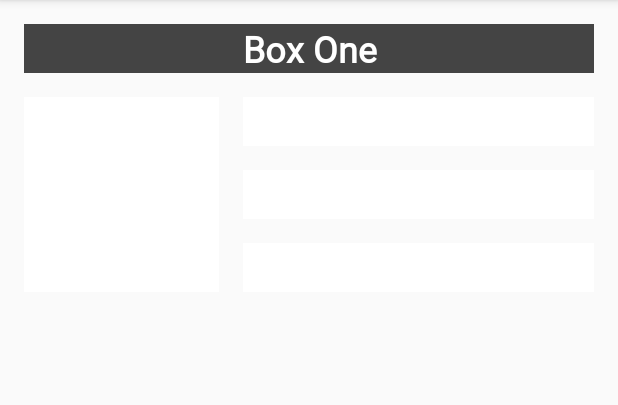
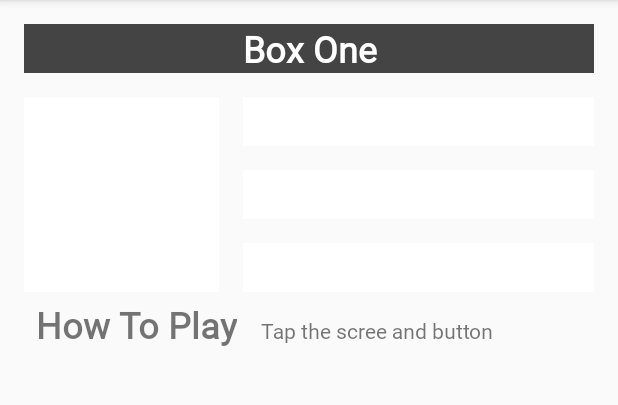
Before and after one commit to parinyakiat/2.3-Constraint-layout, an Android app: the screen it shows after launch (MainActivity), after a tap on "Box One", on a phone screen of 412 x 824 dp, the part 84-489 px from its top. Run offline under Robolectric (Android 15) with nearby library versions, the phone set to English and light mode, and no system bars; Roboto replaces fonts that are not available here; 1 statement that could not run was skipped.

Commit message:
how to play

```diff
--- a/app/src/main/res/layout/activity_main.xml
+++ b/app/src/main/res/layout/activity_main.xml
@@ -55,5 +55,23 @@
             android:layout_marginStart="@dimen/margin_wide" app:layout_constraintEnd_toEndOf="parent"
             android:layout_marginEnd="@dimen/margin_wide"
     />
+    <TextView
+            android:text="@string/how_to_play"
+            android:layout_width="wrap_content"
+            android:layout_height="wrap_content"
+            android:id="@+id/textView6" app:fontFamily="@font/roboto1"
+            android:textSize="24sp" android:layout_marginStart="24dp" app:layout_constraintStart_toStartOf="parent"
+            android:textStyle="bold" android:layout_marginLeft="24dp"
+            app:layout_constraintBaseline_toBaselineOf="@+id/into_text"/>
+    <TextView
+            android:text="@string/tap_the_scree_and_buttons"
+            android:layout_width="0dp"
+            android:layout_height="wrap_content"
+            android:id="@+id/into_text" app:fontFamily="@font/roboto1"
+            app:layout_constraintStart_toEndOf="@+id/textView6" android:layout_marginLeft="16dp"
+            android:layout_marginStart="16dp" app:layout_constraintEnd_toEndOf="parent" android:layout_marginEnd="16dp"
+            android:layout_marginRight="16dp"
+            android:layout_marginTop="16dp"
+            app:layout_constraintTop_toBottomOf="@+id/textView5"/>
 
 </androidx.constraintlayout.widget.ConstraintLayout>
--- a/app/src/main/res/values/strings.xml
+++ b/app/src/main/res/values/strings.xml
@@ -5,5 +5,7 @@
     <string name="box_three">Box Three</string>
     <string name="box_four">Box Four</string>
     <string name="box_five">Box Five</string>
+    <string name="how_to_play">How To Play</string>
+    <string name="tap_the_scree_and_buttons">Tap the scree and button</string>
 
 </resources>
```
